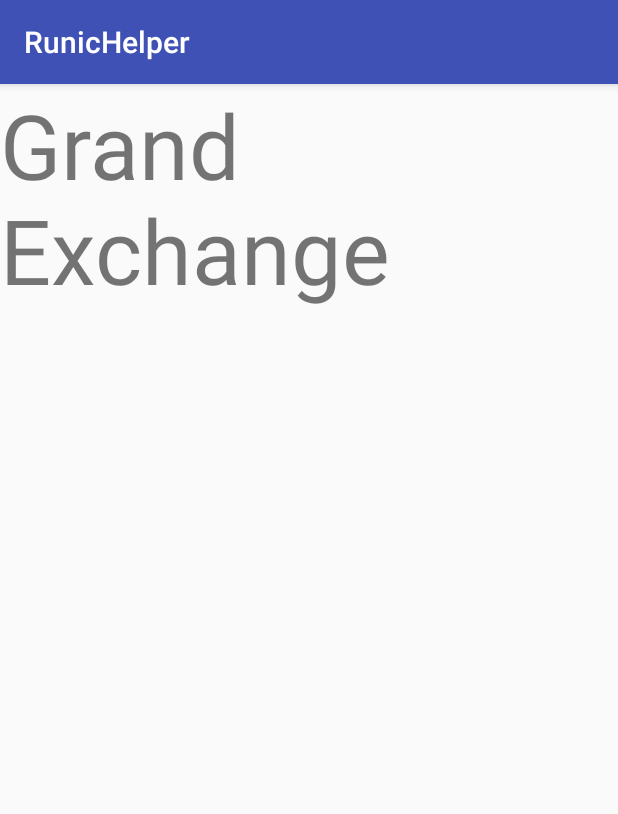
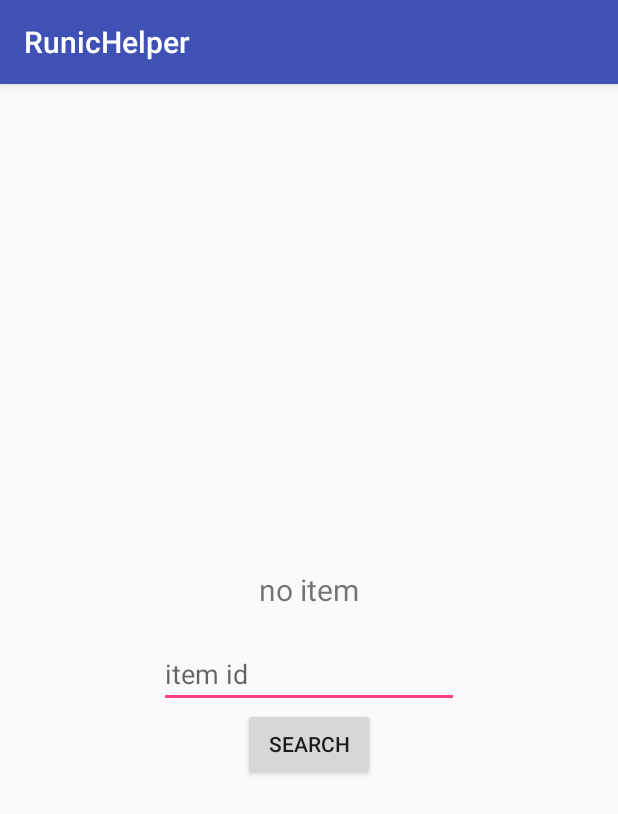
Before and after one commit to ozcer/RunicHelper, an Android app: the GeActivity screen opened directly, with no data from a screen before it, on a phone screen of 412 x 824 dp. Shown: the top 814 px of the screen. Run offline under Robolectric (Android 15) with nearby library versions, the phone set to English and light mode, and no system bars.

Commit message:
ability to search up prices of cannonballs

```diff
--- a/app/src/main/AndroidManifest.xml
+++ b/app/src/main/AndroidManifest.xml
@@ -1,6 +1,8 @@
 <?xml version="1.0" encoding="utf-8"?>
 <manifest xmlns:android="http://schemas.android.com/apk/res/android"
     package="ozcer.runichelper">
+
+    <uses-permission android:name="android.permission.INTERNET"/>
 
     <application
         android:allowBackup="true"
--- a/app/src/main/res/layout/activity_ge.xml
+++ b/app/src/main/res/layout/activity_ge.xml
@@ -1,17 +1,34 @@
 <?xml version="1.0" encoding="utf-8"?>
-<android.support.constraint.ConstraintLayout xmlns:android="http://schemas.android.com/apk/res/android"
+<LinearLayout xmlns:android="http://schemas.android.com/apk/res/android"
     xmlns:app="http://schemas.android.com/apk/res-auto"
     xmlns:tools="http://schemas.android.com/tools"
     android:layout_width="match_parent"
     android:layout_height="match_parent"
-    tools:context="ozcer.runichelper.GeActivity">
-
+    tools:context="ozcer.runichelper.GeActivity"
+    android:orientation="vertical"
+    android:gravity="center"
+    >
 
     <TextView
+        android:id="@+id/geDisplay"
         android:layout_width="wrap_content"
         android:layout_height="wrap_content"
-        android:text="Grand Exchange"
-        android:textSize="60dp"
+        android:layout_margin="20dp"
+        android:text="no item"
+        android:textSize="20dp"
+        />
+    <EditText
+        android:id="@+id/geSearchBar"
+        android:layout_width="200dp"
+        android:layout_height="wrap_content"
+        android:hint="item id"
+        android:inputType="number"
+        />
+    <Button
+        android:id="@+id/geSearchButton"
+        android:layout_width="wrap_content"
+        android:layout_height="wrap_content"
+        android:text="search"
         />
 
-</android.support.constraint.ConstraintLayout>
+</LinearLayout>
```
Also changed, not shown: app/src/main/java/ozcer/runichelper/GeActivity.java (+84 -0 lines).
